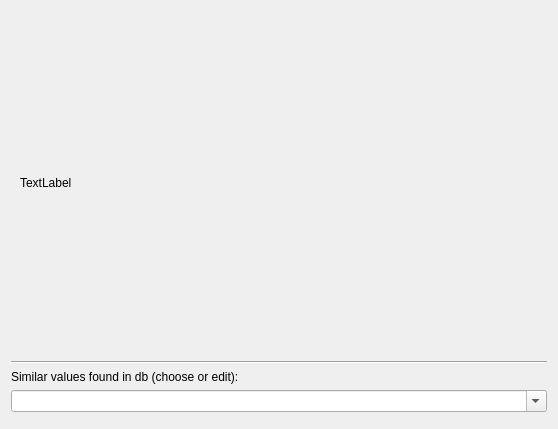
Before: the Qt Designer form ui/not_found_gui.ui in jkall/qgis-midvatten-plugin, drawn with Qt 5.
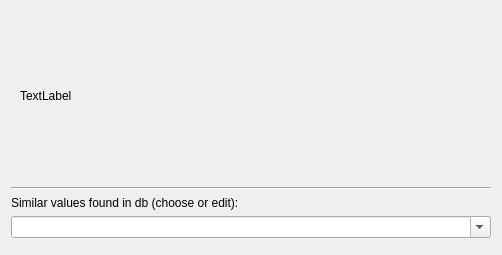
After: the same form once the commit is applied.

Commit message: Fixed better size for NotFoundQuestion.

The edit to the form file:
```diff
--- a/ui/not_found_gui.ui
+++ b/ui/not_found_gui.ui
@@ -9,8 +9,8 @@
    <rect>
     <x>0</x>
     <y>0</y>
-    <width>558</width>
-    <height>429</height>
+    <width>502</width>
+    <height>255</height>
    </rect>
   </property>
   <property name="sizePolicy">
@@ -56,8 +56,8 @@
          <rect>
           <x>0</x>
           <y>0</y>
-          <width>538</width>
-          <height>330</height>
+          <width>482</width>
+          <height>158</height>
          </rect>
         </property>
         <property name="sizePolicy">
```
The commit also changes 2 other files.
